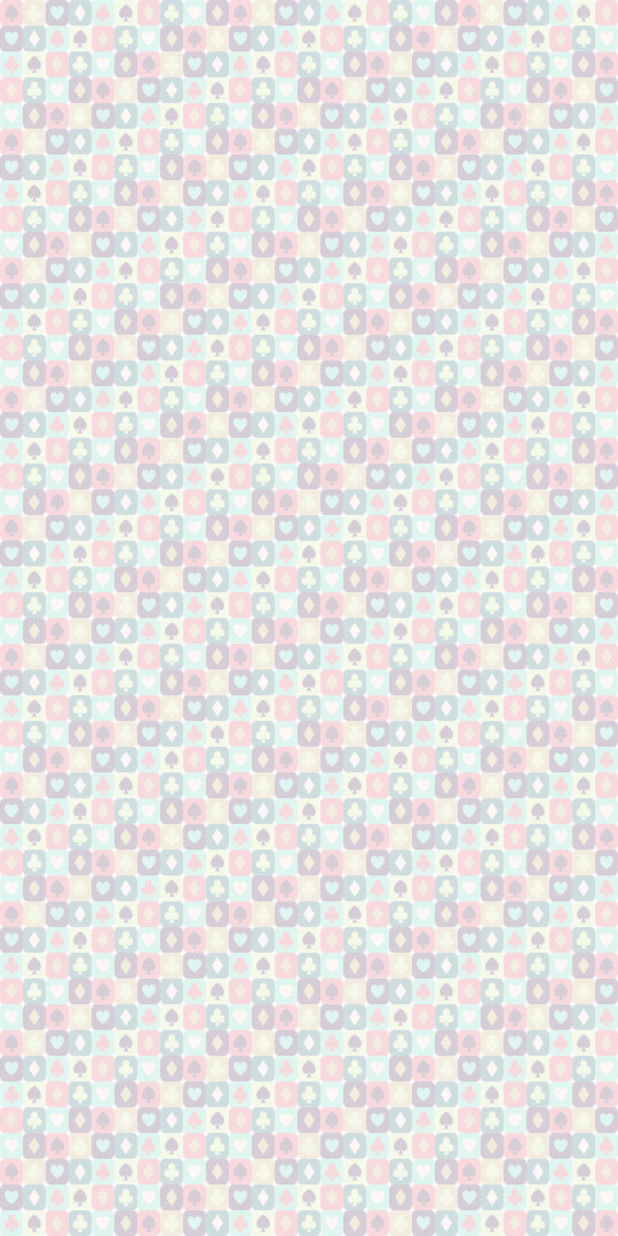
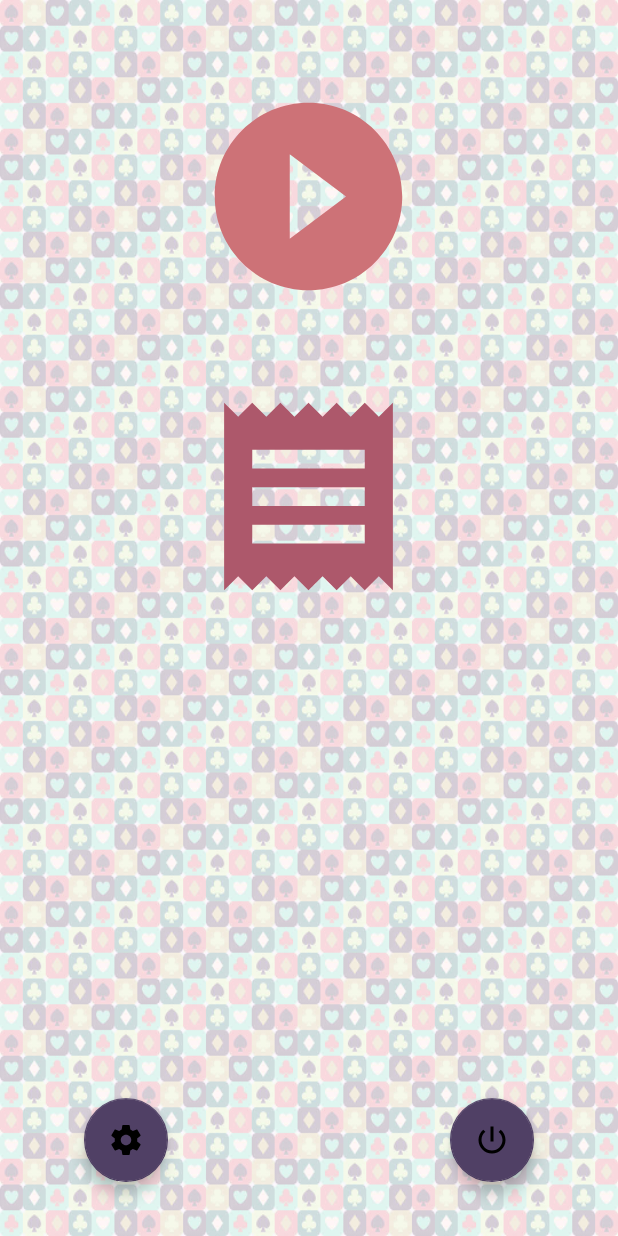
Before and after one commit to gglcrash/KingsCup, an Android app: the screen it shows after launch (MainActivity), on a phone screen of 412 x 824 dp. Run offline under Robolectric (Android 15) with nearby library versions, the phone set to English and light mode, and no system bars; our stand-ins replace ButterKnife.

Commit message:
new colors, 4 buttons

```diff
--- a/app/src/main/java/com/gglcrash/kingscup/ui/activities/MainActivity.java
+++ b/app/src/main/java/com/gglcrash/kingscup/ui/activities/MainActivity.java
@@ -1,23 +1,44 @@
 package com.gglcrash.kingscup.ui.activities;
 
-import android.support.v7.app.AppCompatActivity;
 import android.os.Bundle;
 import android.view.View;
 
 import com.gglcrash.kingscup.R;
 
-public class MainActivity extends AppCompatActivity {
+import butterknife.ButterKnife;
+import butterknife.OnClick;
+
+public class MainActivity extends BaseActivity {
 
     @Override
     protected void onCreate(Bundle savedInstanceState) {
         super.onCreate(savedInstanceState);
         setContentView(R.layout.activity_main);
+        ButterKnife.bind(this);
 
         View decorView = getWindow().getDecorView();
-// Hide the status bar.
+        // Hide the status bar.
         int uiOptions = View.SYSTEM_UI_FLAG_FULLSCREEN;
         decorView.setSystemUiVisibility(uiOptions);
+    }
 
+    @OnClick(R.id.fab_settings)
+    public void fabSettingsClick(){
+        showToast("settings!");
+    }
 
+    @OnClick(R.id.fab_quit)
+    public void fabQuitClick(){
+        finish();
+    }
+
+    @OnClick(R.id.play_btn)
+    public void playClick(){
+        showToast("play!");
+    }
+
+    @OnClick(R.id.rules_btn)
+    public void fabRulesClick(){
+        showToast("rules!");
     }
 }
--- /dev/null
+++ b/app/src/main/java/com/gglcrash/kingscup/utils/ConstantManager.java
@@ -0,0 +1,10 @@
+package com.gglcrash.kingscup.utils;
+
+/**
+ * Created by gglcrash on 20.09.2016.
+ */
+public interface ConstantManager {
+
+    String TAG_PREFIX="KING";
+
+}
--- /dev/null
+++ b/app/src/main/res/drawable/ic_play_circle_filled_black_24dp.xml
@@ -0,0 +1,9 @@
+<vector xmlns:android="http://schemas.android.com/apk/res/android"
+        android:width="24dp"
+        android:height="24dp"
+        android:viewportWidth="24.0"
+        android:viewportHeight="24.0">
+    <path
+        android:fillColor="#cd7277"
+        android:pathData="M12,2C6.48,2 2,6.48 2,12s4.48,10 10,10 10,-4.48 10,-10S17.52,2 12,2zM10,16.5v-9l6,4.5 -6,4.5z"/>
+</vector>
--- /dev/null
+++ b/app/src/main/res/drawable/ic_power_settings_new_black_24dp.xml
@@ -0,0 +1,9 @@
+<vector xmlns:android="http://schemas.android.com/apk/res/android"
+        android:width="24dp"
+        android:height="24dp"
+        android:viewportWidth="24.0"
+        android:viewportHeight="24.0">
+    <path
+        android:fillColor="#FF000000"
+        android:pathData="M13,3h-2v10h2L13,3zM17.83,5.17l-1.42,1.42C17.99,7.86 19,9.81 19,12c0,3.87 -3.13,7 -7,7s-7,-3.13 -7,-7c0,-2.19 1.01,-4.14 2.58,-5.42L6.17,5.17C4.23,6.82 3,9.26 3,12c0,4.97 4.03,9 9,9s9,-4.03 9,-9c0,-2.74 -1.23,-5.18 -3.17,-6.83z"/>
+</vector>
--- /dev/null
+++ b/app/src/main/res/drawable/ic_receipt_black_24dp.xml
@@ -0,0 +1,9 @@
+<vector xmlns:android="http://schemas.android.com/apk/res/android"
+        android:width="24dp"
+        android:height="24dp"
+        android:viewportWidth="24.0"
+        android:viewportHeight="24.0">
+    <path
+        android:fillColor="#ad586b"
+        android:pathData="M18,17L6,17v-2h12v2zM18,13L6,13v-2h12v2zM18,9L6,9L6,7h12v2zM3,22l1.5,-1.5L6,22l1.5,-1.5L9,22l1.5,-1.5L12,22l1.5,-1.5L15,22l1.5,-1.5L18,22l1.5,-1.5L21,22L21,2l-1.5,1.5L18,2l-1.5,1.5L15,2l-1.5,1.5L12,2l-1.5,1.5L9,2 7.5,3.5 6,2 4.5,3.5 3,2v20z"/>
+</vector>
--- /dev/null
+++ b/app/src/main/res/drawable/ic_settings_black_24dp.xml
@@ -0,0 +1,9 @@
+<vector xmlns:android="http://schemas.android.com/apk/res/android"
+        android:width="24dp"
+        android:height="24dp"
+        android:viewportWidth="24.0"
+        android:viewportHeight="24.0">
+    <path
+        android:fillColor="#FF000000"
+        android:pathData="M19.43,12.98c0.04,-0.32 0.07,-0.64 0.07,-0.98s-0.03,-0.66 -0.07,-0.98l2.11,-1.65c0.19,-0.15 0.24,-0.42 0.12,-0.64l-2,-3.46c-0.12,-0.22 -0.39,-0.3 -0.61,-0.22l-2.49,1c-0.52,-0.4 -1.08,-0.73 -1.69,-0.98l-0.38,-2.65C14.46,2.18 14.25,2 14,2h-4c-0.25,0 -0.46,0.18 -0.49,0.42l-0.38,2.65c-0.61,0.25 -1.17,0.59 -1.69,0.98l-2.49,-1c-0.23,-0.09 -0.49,0 -0.61,0.22l-2,3.46c-0.13,0.22 -0.07,0.49 0.12,0.64l2.11,1.65c-0.04,0.32 -0.07,0.65 -0.07,0.98s0.03,0.66 0.07,0.98l-2.11,1.65c-0.19,0.15 -0.24,0.42 -0.12,0.64l2,3.46c0.12,0.22 0.39,0.3 0.61,0.22l2.49,-1c0.52,0.4 1.08,0.73 1.69,0.98l0.38,2.65c0.03,0.24 0.24,0.42 0.49,0.42h4c0.25,0 0.46,-0.18 0.49,-0.42l0.38,-2.65c0.61,-0.25 1.17,-0.59 1.69,-0.98l2.49,1c0.23,0.09 0.49,0 0.61,-0.22l2,-3.46c0.12,-0.22 0.07,-0.49 -0.12,-0.64l-2.11,-1.65zM12,15.5c-1.93,0 -3.5,-1.57 -3.5,-3.5s1.57,-3.5 3.5,-3.5 3.5,1.57 3.5,3.5 -1.57,3.5 -3.5,3.5z"/>
+</vector>
--- a/app/src/main/res/layout/activity_main.xml
+++ b/app/src/main/res/layout/activity_main.xml
@@ -1,19 +1,61 @@
 <?xml version="1.0" encoding="utf-8"?>
-
-<FrameLayout
+<android.support.design.widget.CoordinatorLayout
+    android:id="@+id/main_coordinator_layout"
     xmlns:android="http://schemas.android.com/apk/res/android"
     xmlns:tools="http://schemas.android.com/tools"
     android:layout_width="match_parent"
     android:layout_height="match_parent"
-    android:paddingBottom="@dimen/activity_vertical_margin"
-    android:paddingLeft="@dimen/activity_horizontal_margin"
-    android:paddingRight="@dimen/activity_horizontal_margin"
-    android:paddingTop="@dimen/activity_vertical_margin"
+    android:fitsSystemWindows="true"
     tools:context=".ui.activities.MainActivity"
-    android:id="@+id/frame_layout_main"
-    android:fitsSystemWindows="true"
-    android:background="@drawable/background">
+    xmlns:app="http://schemas.android.com/apk/res-auto">
+
+    <FrameLayout
+        android:id="@+id/main_frame_layout"
+        android:layout_width="match_parent"
+        android:layout_height="match_parent"
+        android:background="@drawable/background"
+        android:fitsSystemWindows="true">
+
+        <Button
+            android:id="@+id/play_btn"
+            android:layout_width="@dimen/button_size"
+            android:layout_height="@dimen/button_size"
+            android:layout_gravity="center_horizontal"
+            android:layout_marginTop="56dp"
+            android:background="@drawable/ic_play_circle_filled_black_24dp"
+            />
+
+        <Button
+            android:id="@+id/rules_btn"
+            android:layout_width="@dimen/button_size"
+            android:layout_height="@dimen/button_size"
+            android:layout_gravity="center_horizontal"
+            android:layout_marginTop="256dp"
+            android:background="@drawable/ic_receipt_black_24dp"
+            />
+    </FrameLayout>
+
+    <android.support.design.widget.FloatingActionButton
+        android:id="@+id/fab_settings"
+        android:layout_width="wrap_content"
+        android:layout_height="wrap_content"
+        android:src="@drawable/ic_settings_black_24dp"
+        app:layout_anchor="@id/main_frame_layout"
+        app:layout_anchorGravity="bottom|left"
+        android:layout_marginLeft="@dimen/fab_sideMargin"
+        android:layout_marginBottom="@dimen/fab_marginBottom"
+        />
+
+    <android.support.design.widget.FloatingActionButton
+        android:id="@+id/fab_quit"
+        android:layout_width="wrap_content"
+        android:layout_height="wrap_content"
+        android:src="@drawable/ic_power_settings_new_black_24dp"
+        app:layout_anchor="@id/main_frame_layout"
+        app:layout_anchorGravity="bottom|right"
+        android:layout_marginRight="@dimen/fab_sideMargin"
+        android:layout_marginBottom="@dimen/fab_marginBottom"
+        />
 
 
-
-</FrameLayout>
+</android.support.design.widget.CoordinatorLayout>
--- a/app/src/main/res/values/colors.xml
+++ b/app/src/main/res/values/colors.xml
@@ -1,8 +1,12 @@
 <?xml version="1.0" encoding="utf-8"?>
 <resources>
-    <color name="color_primary">#3F51B5</color>
-    <color name="color_primary_dark">#303F9F</color>
-    <color name="color_accent">#Ff6d00</color>
+    <color name="color_primary">#cd7277</color>
+    <color name="color_primary_dark">#ad586b</color>
+    <color name="color_accent">#504065</color>
+
+    <color name="color_one">#2a7b7c</color>
+    <color name="color_two">#7c867e</color>
+    <color name="color_three">#74bfba</color>
 
     <color name="grey">#5d5d5d</color>
     <color name="grey_light">#9c9c9c</color>
--- a/app/src/main/res/values/dimens.xml
+++ b/app/src/main/res/values/dimens.xml
@@ -13,5 +13,8 @@
     <dimen name="spacing_medium_32">32dp</dimen>
     <dimen name="spacing_large_56">56dp</dimen>
     <dimen name="spacing_larger_72">72dp</dimen>
+    <dimen name="button_size">150dp</dimen>
+    <dimen name="fab_marginBottom">36dp</dimen>
+    <dimen name="fab_sideMargin">56dp</dimen>
 
 </resources>
--- a/app/src/main/res/values/styles.xml
+++ b/app/src/main/res/values/styles.xml
@@ -8,6 +8,10 @@
         <item name="colorAccent">@color/color_accent</item>
     </style>
 
+    <style name="custom_dialog">
+        <item name="android:fullDark">@android:color/transparent</item>
+    </style>
+
     <style name="AppTheme.NoActionBar">
         <item name="android:windowNoTitle">true</item>
         <item name="android:windowActionBar">false</item>
```
Also changed, not shown: app/src/main/java/com/gglcrash/kingscup/ui/activities/BaseActivity.java (added, +54 -0 lines), app/src/main/res/layout/progress_splash.xml (added, +14 -0 lines).
